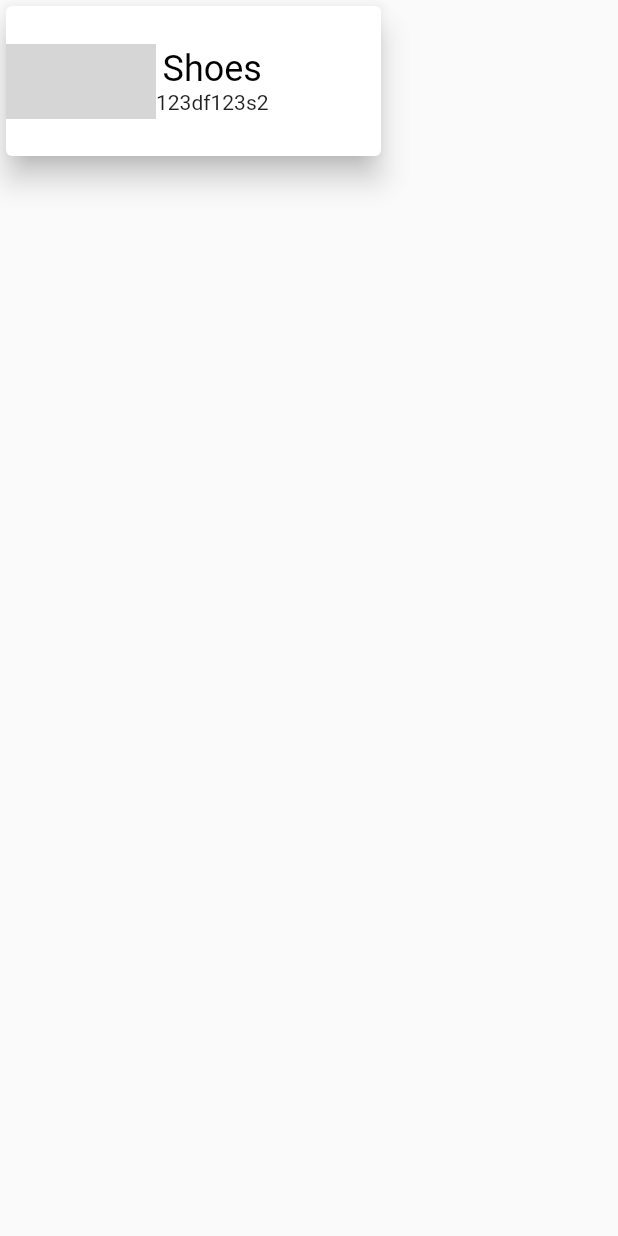
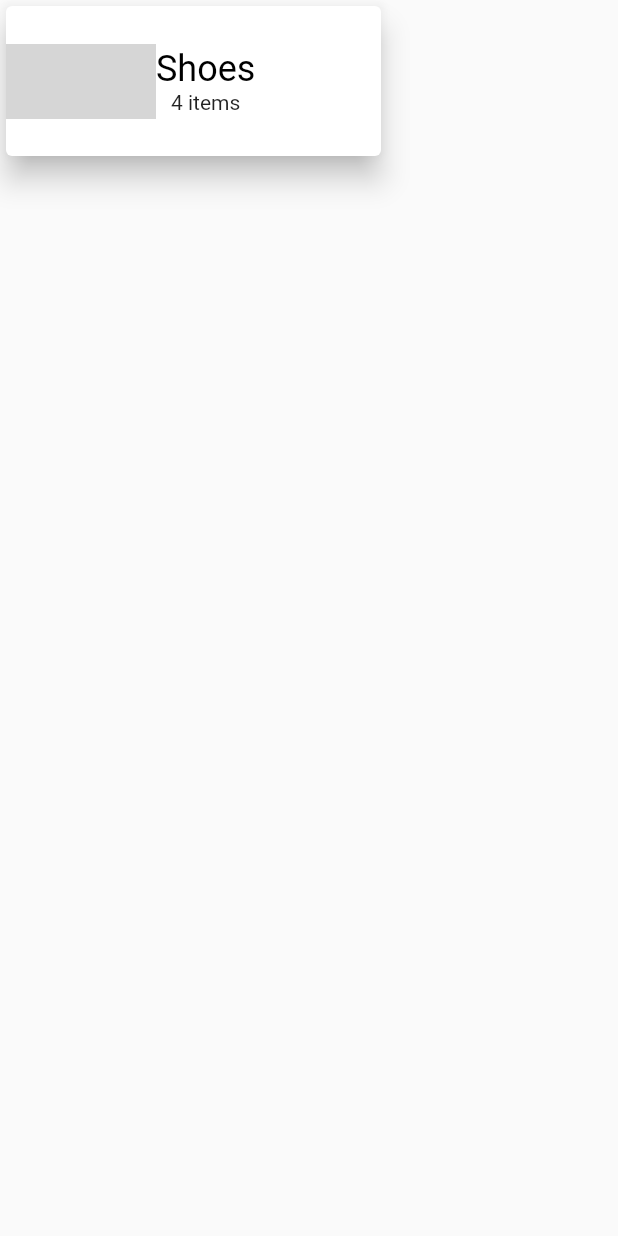
Before and after one commit to MFY2000/Jawan-Pakistan_Mobile-Hybrid-App-Dev-Using-Flutter_, a Flutter app: the CategoryCard widget shown alone on an empty page, opened directly with sample values from the repository, on a phone screen of 412 x 824 dp. Run offline on Flutter 3.47's test engine with Material 2 defaults, Android fonts, the phone set to English and light mode, and no system bars; our stand-ins replace date_time_picker, font_awesome_flutter; grey boxes are pictures that could not be loaded.

Commit message:
MFY auto commit at 20/11/2021 15:40:54

```diff
--- a/HackAccount/mini_hackathon/lib/Pages/Home/Components/Category/CategoryCard.dart
+++ b/HackAccount/mini_hackathon/lib/Pages/Home/Components/Category/CategoryCard.dart
@@ -19,21 +19,21 @@ class CategoryCard extends StatelessWidget {
             Container(
               width: 100,
               height: 50,
-              child: const Image(
-                image: AssetImage("assets/images/bt1.png"),
+              child: Image(
+                image: AssetImage(item.productImage),
                 fit: BoxFit.contain,
               ),
             ),
             Column(
               mainAxisAlignment: MainAxisAlignment.center,
               crossAxisAlignment: CrossAxisAlignment.center,
-              children: const [
+              children: [
                 Text(
-                  "Shoes",
-                  style: TextStyle(fontSize: 24, color: Colors.black),
+                  item.name,
+                  style: const TextStyle(fontSize: 24, color: Colors.black),
                 ),
                 Text(
-                  "123df123s2", style: TextStyle(),
+                  "${item.count} items",
                 )
               ],
             )
```
